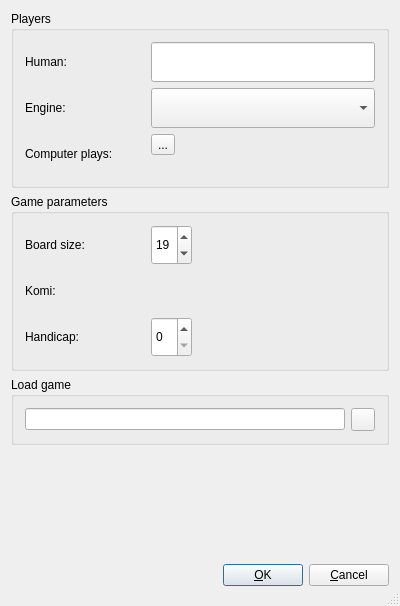
wa1tnr/q5go-tnr-exp, file src/newaigamedlg_gui.ui: the form before one commit.
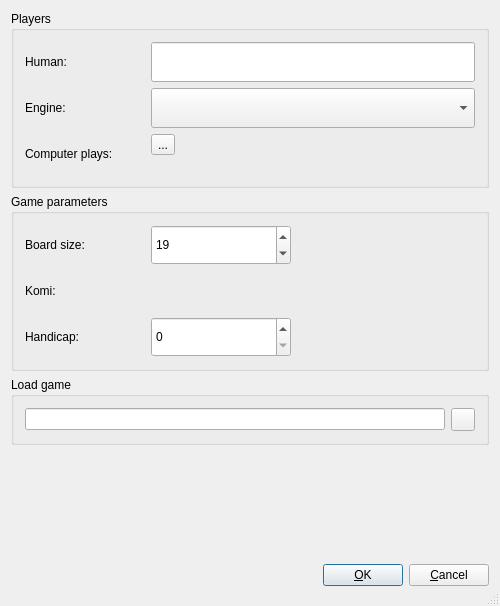
The form after the commit. Icons and pictures are not drawn. Custom widgets are drawn as their Qt base class.

Commit message: On branch q5go-0.3-tnr-ab Width expansions - the 140's are overdone a bit. 	modified:   newaigamedlg_gui.ui

Patch:
```diff
--- a/src/newaigamedlg_gui.ui
+++ b/src/newaigamedlg_gui.ui
@@ -9,7 +9,7 @@
    <rect>
     <x>0</x>
     <y>0</y>
-    <width>400</width>
+    <width>500</width>
     <height>606</height>
    </rect>
   </property>
@@ -21,7 +21,7 @@
   </property>
   <property name="minimumSize">
    <size>
-    <width>400</width>
+    <width>500</width>
     <height>575</height>
    </size>
   </property>
@@ -269,13 +269,13 @@
        <widget class="QSpinBox" name="boardsizeSpinBox">
         <property name="minimumSize">
          <size>
-          <width>40</width>
+          <width>140</width>
           <height>40</height>
          </size>
         </property>
         <property name="maximumSize">
          <size>
-          <width>60</width>
+          <width>160</width>
           <height>32767</height>
          </size>
         </property>
@@ -310,13 +310,13 @@
        <widget class="KomiSpinBox" name="komiSpin" native="true">
         <property name="minimumSize">
          <size>
-          <width>40</width>
+          <width>140</width>
           <height>40</height>
          </size>
         </property>
         <property name="maximumSize">
          <size>
-          <width>60</width>
+          <width>160</width>
           <height>32767</height>
          </size>
         </property>
@@ -361,13 +361,13 @@
        <widget class="QSpinBox" name="handicapSpinBox">
         <property name="minimumSize">
          <size>
-          <width>40</width>
+          <width>140</width>
           <height>40</height>
          </size>
         </property>
         <property name="maximumSize">
          <size>
-          <width>60</width>
+          <width>160</width>
           <height>32767</height>
          </size>
         </property>
```
